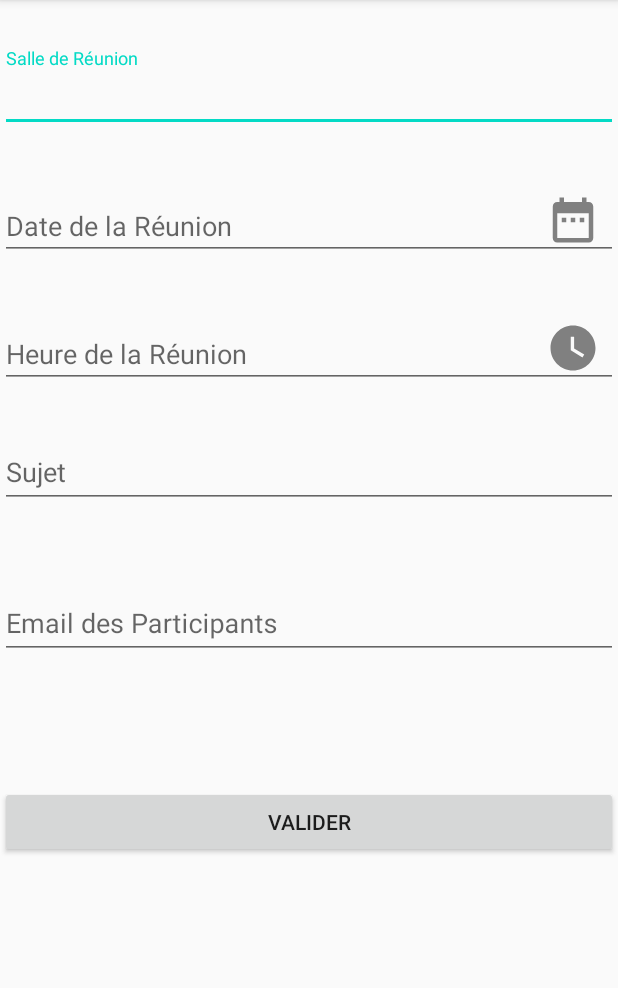
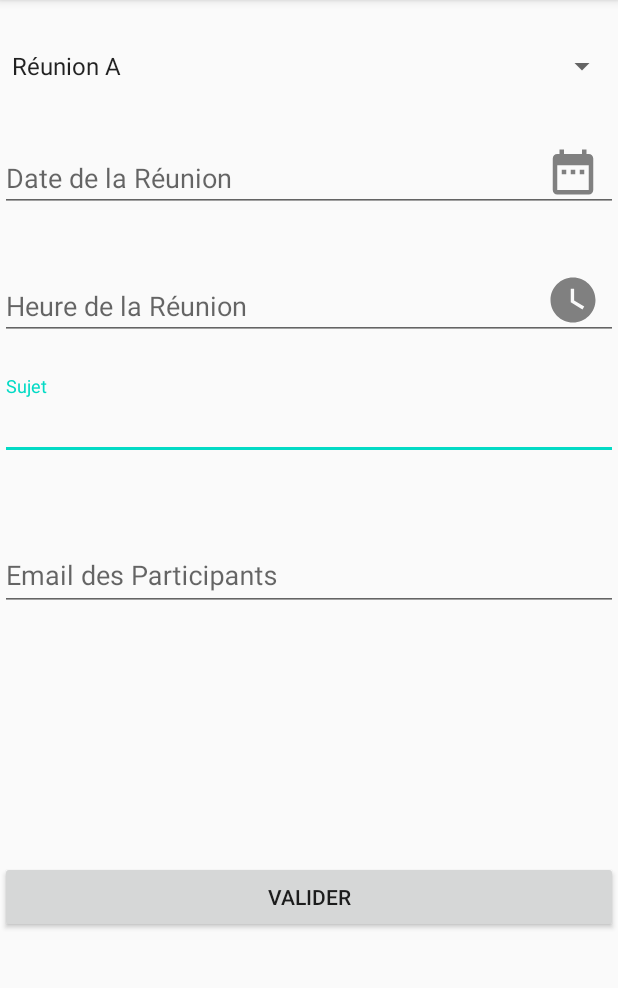
Before and after one commit to r-guillot/Mareu, an Android app: the screen it shows after launch (AddActivity), after a tap on an icon or button, on a phone screen of 412 x 824 dp, the part 84-1072 px from its top. Run offline under Robolectric (Android 15) with nearby library versions, the phone set to English and light mode, and no system bars; 1 statement that could not run was skipped.

```diff
--- a/app/build.gradle
+++ b/app/build.gradle
@@ -6,7 +6,7 @@ android {
 
     defaultConfig {
         applicationId "com.guillot.mareu"
-        minSdkVersion 21
+        minSdkVersion 26
         targetSdkVersion 29
         versionCode 1
         versionName "1.0"
--- /dev/null
+++ b/app/src/main/java/com/guillot/mareu/DI.java
@@ -0,0 +1,17 @@
+package com.guillot.mareu;
+
+import com.guillot.mareu.model.Meeting;
+import com.guillot.mareu.service.DummyMeetingApiService;
+import com.guillot.mareu.service.MeetingApiService;
+
+import java.util.List;
+
+public class DI {
+
+    private static MeetingApiService service = new DummyMeetingApiService();
+
+        public static MeetingApiService getMeetingApiService() {
+            return service;
+        }
+
+}
--- a/app/src/main/java/com/guillot/mareu/Meeting_List.java
+++ /dev/null
@@ -1,16 +0,0 @@
-package com.guillot.mareu;
-
-import com.guillot.mareu.model.Meeting;
-
-import java.util.ArrayList;
-import java.util.Arrays;
-import java.util.List;
-
-public class Meeting_List {
-
-    public static List<Meeting> mMeetingList = Arrays.asList(
-            new Meeting(20/04/2020,19.45, "Reunion A", "Mario", "jean@gmail.com"),
-            new Meeting(24/04/2020,18.00, "Reunion B", "Luigi", "erwan@gmail.com elisa@gmail.com thomas@hotmail.com")
-    );
-
-}
--- a/app/src/main/java/com/guillot/mareu/controler/AddActivity.java
+++ b/app/src/main/java/com/guillot/mareu/controler/AddActivity.java
@@ -6,11 +6,15 @@ import androidx.fragment.app.DialogFragment;
 import android.app.DatePickerDialog;
 import android.app.TimePickerDialog;
 import android.os.Bundle;
+import android.util.Log;
 import android.view.View;
+import android.widget.AdapterView;
+import android.widget.ArrayAdapter;
 import android.widget.DatePicker;
 import android.widget.TimePicker;
 
-import com.guillot.mareu.Meeting_List;
+import com.guillot.mareu.service.MeetingApiService;
+import com.guillot.mareu.service.Meeting_List;
 import com.guillot.mareu.R;
 import com.guillot.mareu.databinding.ActivityAddBinding;
 import com.guillot.mareu.fragments.DatePickerFragment;
@@ -18,12 +22,16 @@ import com.guillot.mareu.fragments.TimePickerFragment;
 import com.guillot.mareu.model.Meeting;
 
 import java.text.DateFormat;
+import java.text.ParseException;
+import java.text.SimpleDateFormat;
 import java.util.Calendar;
-import java.util.List;
+import java.util.Locale;
 
 
-public class AddActivity extends AppCompatActivity implements DatePickerDialog.OnDateSetListener, TimePickerDialog.OnTimeSetListener {
+public class AddActivity extends AppCompatActivity implements DatePickerDialog.OnDateSetListener, TimePickerDialog.OnTimeSetListener, AdapterView.OnItemSelectedListener {
     private ActivityAddBinding binding;
+    public String textSpinnerMeeting;
+    private MeetingApiService mApiService;
 
     @Override
     protected void onCreate(Bundle savedInstanceState) {
@@ -33,6 +41,7 @@ public class AddActivity extends AppCompatActivity implements DatePickerDialog.O
         viewBinding();
         dateClickListener();
         hourClickListener();
+        setSpinner();
         validation();
     }
 
@@ -59,7 +68,7 @@ public class AddActivity extends AppCompatActivity implements DatePickerDialog.O
         calendar.set(Calendar.MONTH, month);
         calendar.set(Calendar.DAY_OF_MONTH, dayOfMonth);
 
-        String currentDateString = DateFormat.getDateInstance(DateFormat.FULL).format(calendar.getTime());
+        String currentDateString = DateFormat.getDateInstance(DateFormat.SHORT).format(calendar.getTime());
 
         binding.textviewDate.setText(currentDateString);
     }
@@ -79,25 +88,50 @@ public class AddActivity extends AppCompatActivity implements DatePickerDialog.O
         binding.textviewHour.setText(hourOfDay + "H"+ minute);
     }
 
+    public void setSpinner() {
+        ArrayAdapter<CharSequence> adapter = ArrayAdapter.createFromResource(this, R.array.meeting_rooms, android.R.layout.simple_spinner_item);
+        adapter.setDropDownViewResource(android.R.layout.simple_spinner_dropdown_item);
+        binding.spinnerMeeting.setAdapter(adapter);
+        binding.spinnerMeeting.setOnItemSelectedListener(this);
+    }
 
-    public void createMeeting() {
+    @Override
+    public void onItemSelected(AdapterView<?> parent, View view, int position, long id) {
+        textSpinnerMeeting = parent.getItemAtPosition(position).toString();
+    }
+
+    @Override
+    public void onNothingSelected(AdapterView<?> parent) {
+    }
+
+
+    public void createMeeting() throws ParseException {
+        String date = binding.textviewDate.getText().toString();
+        SimpleDateFormat sdf = new SimpleDateFormat("dd-MMM-yyyy", Locale.FRANCE);
+
         Meeting meeting = new Meeting(
-            binding.textviewDate.getText().toString(),
+                sdf.parse(date),
             Double.parseDouble(binding.textviewHour.getText().toString()),
-            binding.textInputLayoutPlace.getEditText().getText().toString(),
+            textSpinnerMeeting,
             binding.textInputLayoutTopic.getEditText().getText().toString(),
             binding.textInputLayoutEmail.getEditText().getText().toString()
         );
-        Meeting_List.mMeetingList.add(meeting);
-        finish();
+        mApiService.createMeeting(meeting);
     }
 
     public void validation () {
         binding.buttonValidation.setOnClickListener(new View.OnClickListener() {
             @Override
             public void onClick(View v) {
-                createMeeting();
+                try {
+                    createMeeting();
+                } catch (ParseException e) {
+                    e.printStackTrace();
+                }
+                finish();
+
             }
         });
     }
+
 }
--- a/app/src/main/java/com/guillot/mareu/controler/MyMeetingRecyclerViewAdapter.java
+++ b/app/src/main/java/com/guillot/mareu/controler/MyMeetingRecyclerViewAdapter.java
@@ -32,9 +32,9 @@ import java.util.Random;
 
 public class MyMeetingRecyclerViewAdapter extends RecyclerView.Adapter<MyMeetingRecyclerViewAdapter.MyViewHolder>{
 
-    private final List<Meeting> mMeetings;
-    private final Random mRandom = new Random(System.currentTimeMillis());
-    private final Context context;
+    private List<Meeting> mMeetings;
+    private Random mRandom = new Random(System.currentTimeMillis());
+    private  Context context;
 
     public MyMeetingRecyclerViewAdapter(List<Meeting> meetings, Context context) {
         mMeetings = meetings;
@@ -88,6 +88,7 @@ public class MyMeetingRecyclerViewAdapter extends RecyclerView.Adapter<MyMeeting
     @Override
     public int getItemCount() {
         return mMeetings.size();
+//        mMeetings == null ? 0 :
     }
 
     private int generateRandomColor() {
--- a/app/src/main/java/com/guillot/mareu/fragments/MeetingFragment.java
+++ b/app/src/main/java/com/guillot/mareu/fragments/MeetingFragment.java
@@ -12,7 +12,9 @@ import androidx.fragment.app.Fragment;
 import androidx.recyclerview.widget.LinearLayoutManager;
 import androidx.recyclerview.widget.RecyclerView;
 
-import com.guillot.mareu.Meeting_List;
+import com.guillot.mareu.DI;
+import com.guillot.mareu.service.MeetingApiService;
+import com.guillot.mareu.service.Meeting_List;
 import com.guillot.mareu.R;
 import com.guillot.mareu.controler.MyMeetingRecyclerViewAdapter;
 import com.guillot.mareu.model.Meeting;
@@ -24,9 +26,11 @@ public class MeetingFragment extends Fragment {
     private RecyclerView mRecyclerView;
     private MyMeetingRecyclerViewAdapter mAdapter;
     private List<Meeting> mMeetings;
+    private MeetingApiService mApiService;
 
-    public static MeetingFragment newInstance () {
+    public static MeetingFragment newInstance (String string) {
         MeetingFragment fragment = new MeetingFragment();
+        fragment.filterRoom(string);
         return fragment;
     }
 
@@ -34,7 +38,13 @@ public class MeetingFragment extends Fragment {
     public void onCreate(@Nullable Bundle savedInstanceState) {
         super.onCreate(savedInstanceState);
 
-        mMeetings = Meeting_List.mMeetingList;
+        mApiService = DI.getMeetingApiService();
+    }
+
+    @Override
+    public void onResume() {
+        super.onResume();
+        initList();
     }
 
     @Nullable
@@ -45,8 +55,19 @@ public class MeetingFragment extends Fragment {
 
         mRecyclerView = (RecyclerView) view.findViewById(R.id.recyclerview_meeting);
         mRecyclerView.setLayoutManager(new LinearLayoutManager(context));
-        mAdapter = new MyMeetingRecyclerViewAdapter(mMeetings,context);
-        mRecyclerView.setAdapter(mAdapter);
+//        mAdapter = new MyMeetingRecyclerViewAdapter(mApiService.getMeetings(),context);
+//        mRecyclerView.setAdapter(mAdapter);
         return view;
     }
+
+    public void initList() {
+        mMeetings = mApiService.getMeetings();
+
+        mRecyclerView.setAdapter(new MyMeetingRecyclerViewAdapter(mMeetings, getContext()));
+    }
+
+    public void filterRoom (String string) {
+        mApiService.filterMeetingRoom(string);
+    }
+
 }
--- a/app/src/main/java/com/guillot/mareu/fragments/TimePickerFragment.java
+++ b/app/src/main/java/com/guillot/mareu/fragments/TimePickerFragment.java
@@ -3,6 +3,7 @@ package com.guillot.mareu.fragments;
 import android.app.Dialog;
 import android.app.TimePickerDialog;
 import android.os.Bundle;
+import android.widget.TimePicker;
 
 import androidx.annotation.NonNull;
 import androidx.annotation.Nullable;
@@ -19,6 +20,6 @@ public class TimePickerFragment extends DialogFragment {
         int hour = calendar.get(Calendar.HOUR_OF_DAY);
         int minute = calendar.get(Calendar.MINUTE);
 
-        return new TimePickerDialog(getActivity(), (TimePickerDialog.OnTimeSetListener)getActivity(), hour, minute, android.text.format.DateFormat.is24HourFormat(getActivity()));
+        return new  TimePickerDialog(getActivity(), (TimePickerDialog.OnTimeSetListener)getActivity(), hour, minute, android.text.format.DateFormat.is24HourFormat(getActivity()));
     }
 }
--- a/app/src/main/java/com/guillot/mareu/model/Meeting.java
+++ b/app/src/main/java/com/guillot/mareu/model/Meeting.java
@@ -1,10 +1,12 @@
 package com.guillot.mareu.model;
+
+import java.util.Date;
 
 public class Meeting {
 
  private double hour;
 
- private int date;
+ private Date date;
 
  private String place;
 
@@ -12,7 +14,7 @@ public class Meeting {
 
  private String participant;
 
-    public Meeting(int date, double hour, String place, String topic, String participant) {
+    public Meeting(Date date, double hour, String place, String topic, String participant) {
         this.date = date;
         this.hour = hour;
         this.place = place;
@@ -21,18 +23,18 @@ public class Meeting {
     }
 
 
-    public void meetingInfo (int date, double hour, String place, String topic) {
+    public void meetingInfo (Date date, double hour, String place, String topic) {
         this.date = date;
         this.hour = hour;
         this.place = place;
         this.topic = topic;
     }
 
-    public int getDate() {
+    public Date getDate() {
         return date;
     }
 
-    public void setDate(int date) {
+    public void setDate(Date date) {
         this.date = date;
     }
 
--- /dev/null
+++ b/app/src/main/java/com/guillot/mareu/service/DummyMeetingApiService.java
@@ -0,0 +1,33 @@
+package com.guillot.mareu.service;
+
+import android.view.MenuItem;
+
+import com.guillot.mareu.controler.MainActivity;
+import com.guillot.mareu.model.Meeting;
+
+import java.util.ArrayList;
+import java.util.List;
+
+public class DummyMeetingApiService implements MeetingApiService {
+
+    private List<Meeting> mMeetings = Meeting_List.generateMeetings();
+
+    public List<Meeting> getMeetings() {
+        return mMeetings;
+    }
+
+    public void createMeeting (Meeting meeting) {
+        mMeetings.add(meeting);
+    }
+
+    public List<Meeting> filterMeetingRoom (String string) {
+        List<Meeting> filterList = new ArrayList<>();
+        for (Meeting m : getMeetings()) {
+           if (m.getPlace().equalsIgnoreCase(string)) {
+               filterList.add(m);
+           }
+        }
+        return filterList;
+    }
+
+}
--- /dev/null
+++ b/app/src/main/java/com/guillot/mareu/service/MeetingApiService.java
@@ -0,0 +1,14 @@
+package com.guillot.mareu.service;
+
+import com.guillot.mareu.model.Meeting;
+
+import java.util.List;
+
+public interface MeetingApiService {
+
+    List<Meeting> getMeetings();
+
+    void createMeeting (Meeting meeting);
+
+    List<Meeting> filterMeetingRoom (String text);
+}
--- /dev/null
+++ b/app/src/main/java/com/guillot/mareu/service/Meeting_List.java
@@ -0,0 +1,21 @@
+package com.guillot.mareu.service;
+
+import com.guillot.mareu.model.Meeting;
+
+import java.util.ArrayList;
+import java.util.Arrays;
+import java.util.Calendar;
+import java.util.Date;
+import java.util.List;
+import java.util.Locale;
+
+public class Meeting_List {
+
+    public static List<Meeting> MEETING_LIST = Arrays.asList(
+            new Meeting(new Date(24-12-2020),00.00, "Réunion A", "Noêl","pere-noel@polenord.go mere-noel@polenord.go"),
+            new Meeting(new Date(11-05-2020),8.00, "Réunion B", "Déconfinement", "macron@elysee.com edouard@elysee.com")
+    );
+
+    static List<Meeting> generateMeetings () { return new ArrayList<>(MEETING_LIST);
+    }
+}
--- a/app/src/main/res/layout/activity_add.xml
+++ b/app/src/main/res/layout/activity_add.xml
@@ -7,22 +7,13 @@
     tools:context=".controler.AddActivity"
     android:layout_margin="25dp">
 
-    <com.google.android.material.textfield.TextInputLayout
-        android:id="@+id/textInputLayout_place"
+    <Spinner
+        android:id="@+id/spinner_meeting"
         android:layout_width="match_parent"
         android:layout_height="wrap_content"
+
         android:layout_marginTop="32dp"
-
-        app:layout_constraintBottom_toTopOf="@+id/textview_date"
-        app:layout_constraintTop_toTopOf="parent">
-
-        <com.google.android.material.textfield.TextInputEditText
-            android:layout_width="match_parent"
-            android:layout_height="wrap_content"
-            android:hint="Salle de Réunion"
-            android:inputType="textCapWords" />
-
-    </com.google.android.material.textfield.TextInputLayout>
+        app:layout_constraintTop_toTopOf="parent" />
 
 
     <TextView
@@ -38,7 +29,7 @@
         android:inputType="date"
 
         app:layout_constraintBottom_toTopOf="@+id/textview_hour"
-        app:layout_constraintTop_toBottomOf="@+id/textInputLayout_place" />
+        app:layout_constraintTop_toBottomOf="@+id/spinner_meeting" />
 
 
     <ImageButton
@@ -117,12 +108,14 @@
 
         </com.google.android.material.textfield.TextInputLayout>
 
+
     <Button
         android:id="@+id/button_validation"
         android:layout_width="match_parent"
         android:layout_height="wrap_content"
-        android:layout_marginTop="64dp"
         android:text="Valider"
+
+        app:layout_constraintBottom_toBottomOf="parent"
         app:layout_constraintTop_toBottomOf="@+id/textInputLayout_email" />
 
 
--- a/app/src/main/res/menu/sorting_menu.xml
+++ b/app/src/main/res/menu/sorting_menu.xml
@@ -3,11 +3,11 @@
     xmlns:app="http://schemas.android.com/apk/res-auto"
     >
 
-    <item android:id="@+id/sort_date"
+    <item android:id="@+id/filter_date"
         android:title="@string/sort_date"
         />
 
-    <item android:id="@+id/sort_place"
+    <item android:id="@+id/filter_place"
         android:title="@string/sort_location" >
 
         <menu >
--- a/app/src/main/res/values/strings.xml
+++ b/app/src/main/res/values/strings.xml
@@ -7,7 +7,15 @@
     <string name="add_hour">Heure</string>
     <string name="add_topic">Sujet</string>
     <string name="add_participants">Participant</string>
+
     <string name="reu_a">Réunion A</string>
     <string name="reu_b">Réunion B</string>
     <string name="reu_c">Réunion C</string>
+
+
+    <string-array name="meeting_rooms">
+        <item>Réunion A</item>
+        <item>Réunion B</item>
+        <item>Réunion C</item>
+    </string-array>
 </resources>
```
Also changed, not shown: app/src/main/java/com/guillot/mareu/controler/MainActivity.java (+35 -4 lines), app/src/main/java/com/guillot/mareu/fragments/DatePickerFragment.java (+6 -1 lines). Lines whose indentation alone changed are shown as unchanged.
